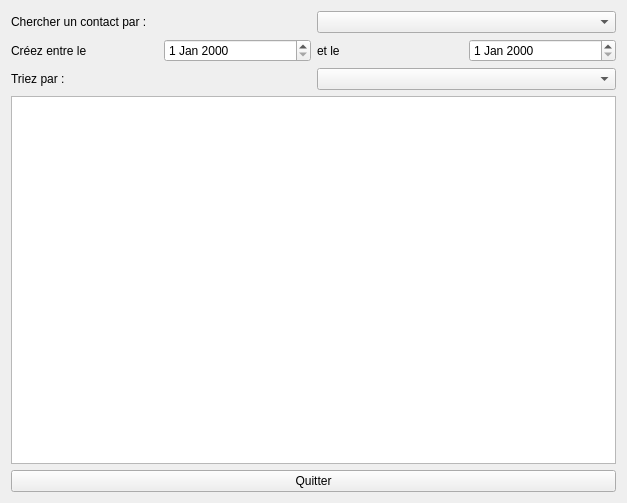
Before: the Qt Designer form Projet/RechercheContactWindow.ui in Dwarron/ProjetCDAA, drawn with Qt 5.
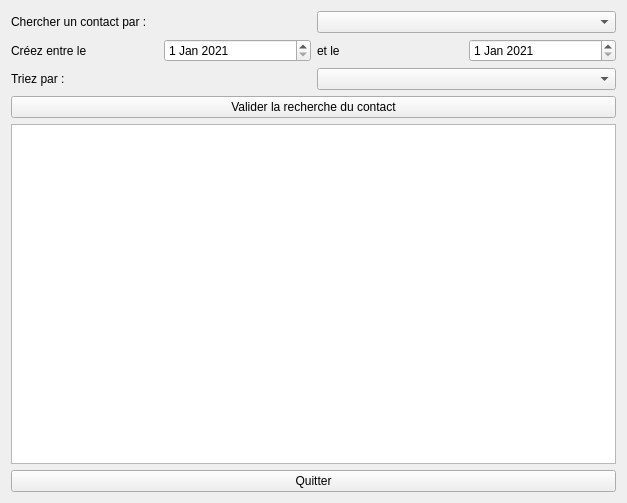
After: the same form once the commit is applied.

Diff of the .ui file:
```diff
--- a/Projet/RechercheContactWindow.ui
+++ b/Projet/RechercheContactWindow.ui
@@ -14,16 +14,13 @@
    <string>Chercher un contact</string>
   </property>
   <layout class="QGridLayout" name="gridLayout">
-   <item row="2" column="0">
+   <item row="3" column="0">
     <widget class="QPushButton" name="quitButton">
      <property name="text">
       <string>Quitter</string>
      </property>
     </widget>
    </item>
-   <item row="1" column="0">
-    <widget class="QPlainTextEdit" name="listeContactsTextEdit"/>
-   </item>
    <item row="0" column="0">
     <layout class="QVBoxLayout" name="verticalLayout">
      <item>
@@ -50,7 +47,18 @@
         </widget>
        </item>
        <item>
-        <widget class="QDateEdit" name="dateEditDebut"/>
+        <widget class="QDateEdit" name="dateEditDebut">
+         <property name="dateTime">
+          <datetime>
+           <hour>0</hour>
+           <minute>0</minute>
+           <second>0</second>
+           <year>2021</year>
+           <month>1</month>
+           <day>1</day>
+          </datetime>
+         </property>
+        </widget>
        </item>
        <item>
         <widget class="QLabel" name="label_3">
@@ -60,7 +68,18 @@
         </widget>
        </item>
        <item>
-        <widget class="QDateEdit" name="dateEditFin"/>
+        <widget class="QDateEdit" name="dateEditFin">
+         <property name="dateTime">
+          <datetime>
+           <hour>0</hour>
+           <minute>0</minute>
+           <second>0</second>
+           <year>2021</year>
+           <month>1</month>
+           <day>1</day>
+          </datetime>
+         </property>
+        </widget>
        </item>
       </layout>
      </item>
@@ -80,6 +99,16 @@
      </item>
     </layout>
    </item>
+   <item row="2" column="0">
+    <widget class="QPlainTextEdit" name="listeContactsTextEdit"/>
+   </item>
+   <item row="1" column="0">
+    <widget class="QPushButton" name="validButton">
+     <property name="text">
+      <string>Valider la recherche du contact</string>
+     </property>
+    </widget>
+   </item>
   </layout>
  </widget>
  <resources/>
```
